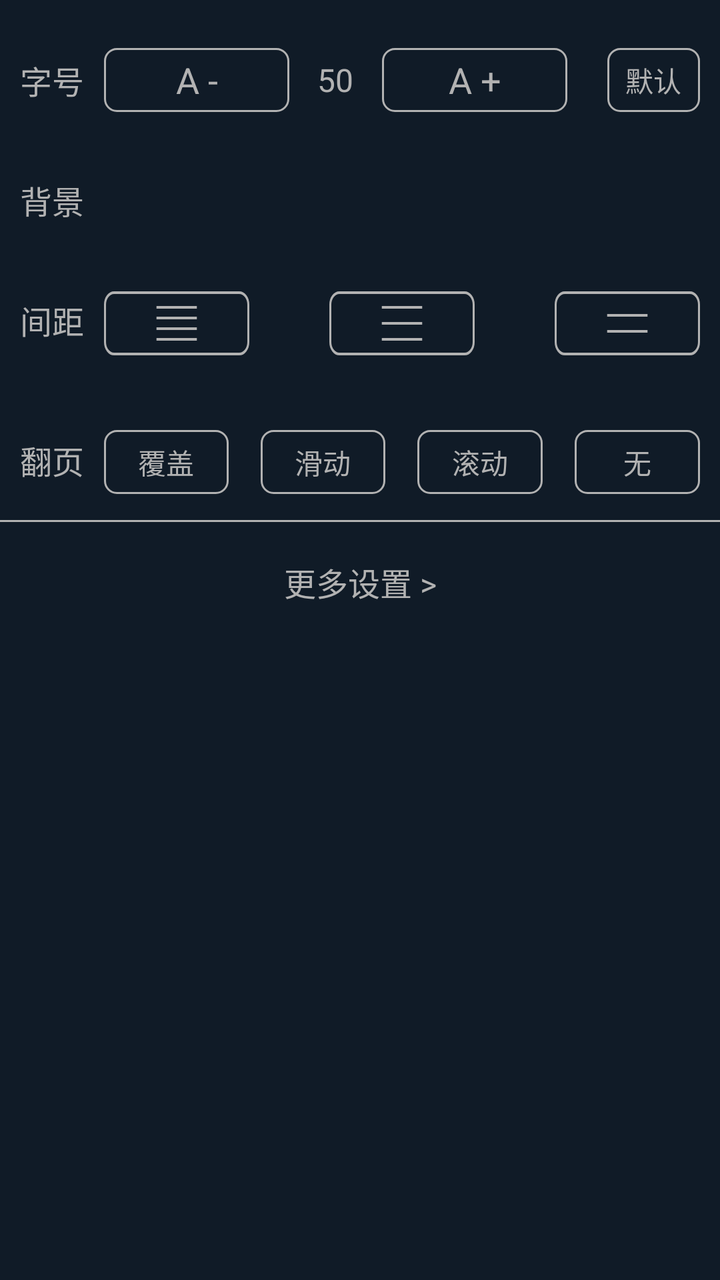
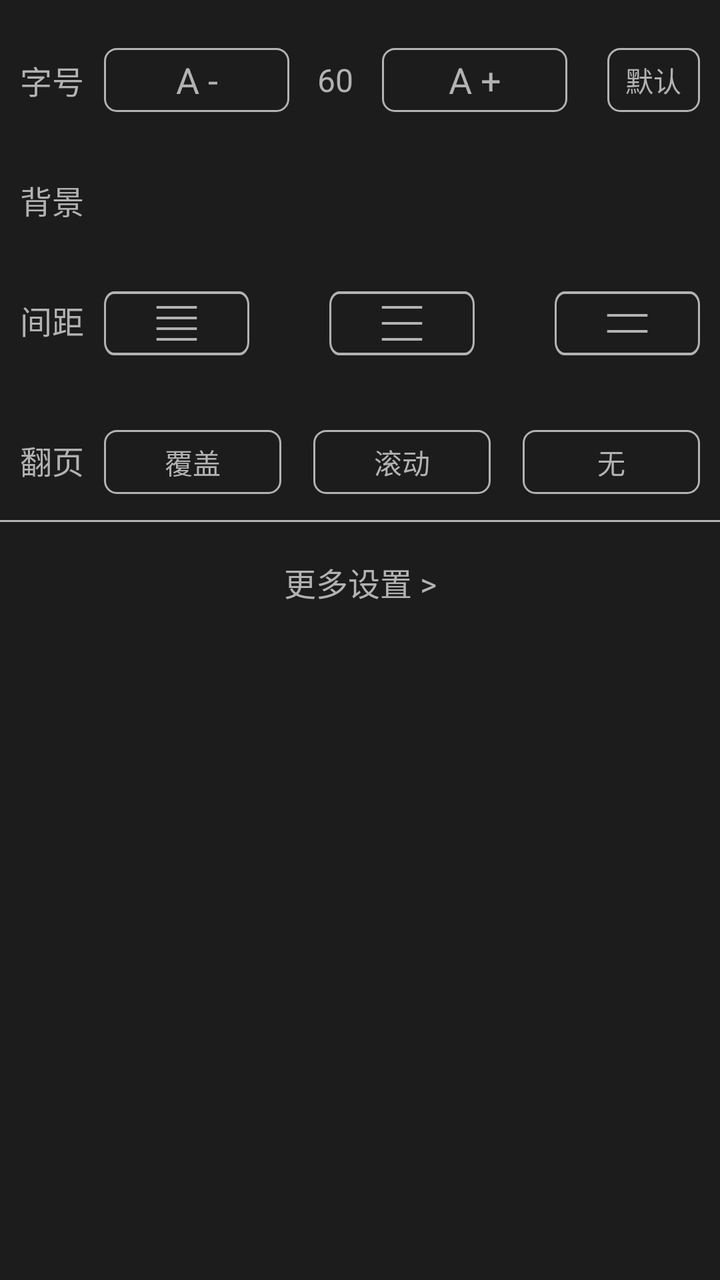

Before-and-after screenshots of an Android layout around one commit, followed by the original layout XML and the change that was made.
<!-- AndroidManifest.xml: application theme AppTheme -->
<!-- res/layout/dialog_read_setting.xml -->
<?xml version="1.0" encoding="utf-8"?>
<LinearLayout xmlns:android="http://schemas.android.com/apk/res/android"
    android:id="@+id/read_setting_ll_menu"
    android:layout_width="match_parent"
    android:layout_height="wrap_content"
    android:layout_alignParentBottom="true"
    android:background="#101B27"
    android:clickable="true"
    android:orientation="vertical">

    <LinearLayout
        android:layout_width="match_parent"
        android:layout_height="wrap_content"
        android:layout_marginTop="20dp"
        android:gravity="center_vertical"
        android:orientation="horizontal"
        android:paddingLeft="10dp"
        android:paddingRight="10dp"
        android:visibility="gone">

        <ImageView
            android:id="@+id/read_setting_iv_brightness_minus"
            android:layout_width="30dp"
            android:layout_height="30dp"
            android:scaleType="center"
            android:src="@drawable/ic_brightness_minus" />

        <SeekBar
            android:id="@+id/read_setting_sb_brightness"
            android:layout_width="0dp"
            android:layout_height="wrap_content"
            android:layout_weight="1"
            android:max="255"
            android:maxHeight="3dp"
            android:minHeight="3dp"
            android:progressDrawable="@drawable/seekbar_bg"
            android:thumb="@drawable/seekbar_thumb"
            android:thumbOffset="10dp" />

        <ImageView
            android:id="@+id/read_setting_iv_brightness_plus"
            android:layout_width="30dp"
            android:layout_height="30dp"
            android:layout_marginRight="20dp"
            android:scaleType="center"
            android:src="@drawable/ic_brightness_plus" />

        <CheckBox
            android:id="@+id/read_setting_cb_brightness_auto"
            android:layout_width="40dp"
            android:layout_height="35dp"
            android:background="@drawable/selector_btn_read_setting"
            android:button="@null"
            android:gravity="center"
            android:text="系统"
            android:textColor="@color/selector_btn_read_setting"
            android:textSize="12sp" />
    </LinearLayout>

    <LinearLayout
        android:layout_width="match_parent"
        android:layout_height="40dp"
        android:layout_marginTop="20dp"
        android:gravity="center_vertical"
        android:orientation="horizontal"
        android:paddingLeft="10dp"
        android:paddingRight="10dp">

        <TextView
            android:layout_width="wrap_content"
            android:layout_height="match_parent"
            android:layout_marginEnd="10dp"
            android:gravity="center"
            android:text="字号"
            android:textColor="@color/txt_gray_b2"
            android:textSize="16sp" />

        <TextView
            android:id="@+id/read_setting_tv_font_minus"
            android:layout_width="0dp"
            android:layout_height="@dimen/dp_32"
            android:layout_weight="2"
            android:background="@drawable/shape_btn_read_setting_normal"
            android:gravity="center"
            android:text="A -"
            android:textColor="@color/txt_gray_b2"
            android:textSize="18sp" />

        <TextView
            android:id="@+id/read_setting_tv_font"
            android:layout_width="0dp"
            android:layout_height="@dimen/dp_32"
            android:layout_weight="1"
            android:gravity="center"
            android:text="50"
            android:textColor="@color/txt_gray_b2"
            android:textSize="16sp" />

        <TextView
            android:id="@+id/read_setting_tv_font_plus"
            android:layout_width="0dp"
            android:layout_height="@dimen/dp_32"
            android:layout_marginRight="20dp"
            android:layout_weight="2"
            android:background="@drawable/shape_btn_read_setting_normal"
            android:gravity="center"
            android:text="A +"
            android:textColor="@color/txt_gray_b2"
            android:textSize="18sp" />

        <CheckBox
            android:id="@+id/read_setting_cb_font_default"
            android:layout_width="0dp"
            android:layout_height="@dimen/dp_32"
            android:layout_weight="1"
            android:background="@drawable/selector_btn_read_setting"
            android:button="@null"
            android:gravity="center"
            android:text="默认"
            android:textColor="@color/txt_gray_b2"
            android:textSize="14sp" />
    </LinearLayout>

    <LinearLayout
        android:layout_width="match_parent"
        android:layout_height="40dp"
        android:layout_marginTop="20dp"
        android:orientation="horizontal"
        android:paddingLeft="10dp"
        android:paddingRight="10dp">

        <TextView
            android:layout_width="wrap_content"
            android:layout_height="wrap_content"
            android:layout_gravity="center"
            android:layout_marginEnd="10dp"
            android:text="背景"
            android:textColor="@color/txt_gray_b2"
            android:textSize="16sp" />

        <androidx.recyclerview.widget.RecyclerView
            android:id="@+id/read_setting_rv_bg"
            android:layout_width="match_parent"
            android:layout_height="wrap_content"
            android:layout_gravity="center_vertical"
            android:overScrollMode="never"
            android:scrollbars="none" />
    </LinearLayout>

    <RadioGroup
        android:id="@+id/read_setting_page_spacing"
        android:layout_width="match_parent"
        android:layout_height="40dp"
        android:layout_marginTop="20dp"
        android:layout_marginBottom="10dp"
        android:orientation="horizontal"
        android:paddingLeft="10dp"
        android:paddingRight="10dp">

        <TextView
            android:layout_width="wrap_content"
            android:layout_height="match_parent"
            android:layout_marginEnd="10dp"
            android:gravity="center"
            android:text="间距"
            android:textColor="@color/txt_gray_b2"
            android:textSize="16sp" />

        <RadioButton
            android:id="@+id/read_setting_spacing_small"
            android:layout_width="0dp"
            android:layout_height="@dimen/dp_32"
            android:layout_marginEnd="20dp"
            android:layout_weight="1"
            android:background="@drawable/selector_btn_read_specing_small"
            android:button="@null"
            android:gravity="center"
            android:textColor="@color/txt_gray_b2"
            android:textSize="14dp" />

        <RadioButton
            android:id="@+id/read_setting_spacing_medium"
            android:layout_width="0dp"
            android:layout_height="@dimen/dp_32"
            android:layout_marginStart="20dp"
            android:layout_marginEnd="20dp"
            android:layout_weight="1"
            android:background="@drawable/selector_btn_read_specing_medium"
            android:button="@null"
            android:gravity="center"
            android:textColor="@color/txt_gray_b2"
            android:textSize="14dp"
            android:visibility="visible" />

        <RadioButton
            android:id="@+id/read_setting_spacing_big"
            android:layout_width="0dp"
            android:layout_height="@dimen/dp_32"
            android:layout_marginStart="20dp"
            android:layout_weight="1"
            android:background="@drawable/selector_btn_read_specing_big"
            android:button="@null"
            android:gravity="center"
            android:textColor="@color/txt_gray_b2"
            android:textSize="14dp" />

    </RadioGroup>

    <RadioGroup
        android:id="@+id/read_setting_rg_page_mode"
        android:layout_width="match_parent"
        android:layout_height="40dp"
        android:layout_marginTop="20dp"
        android:layout_marginBottom="10dp"
        android:orientation="horizontal"
        android:paddingLeft="10dp"
        android:paddingRight="10dp">

        <TextView
            android:layout_width="wrap_content"
            android:layout_height="match_parent"
            android:layout_marginEnd="10dp"
            android:gravity="center"
            android:text="翻页"
            android:textColor="@color/txt_gray_b2"
            android:textSize="16sp" />

        <RadioButton
            android:id="@+id/read_setting_rb_simulation"
            android:layout_width="0dp"
            android:layout_height="match_parent"
            android:layout_marginRight="16dp"
            android:layout_weight="1"
            android:background="@drawable/selector_btn_read_setting"
            android:button="@null"
            android:gravity="center"
            android:text="仿真"
            android:textColor="#CBCBCB"
            android:textSize="14dp"
            android:visibility="gone" />

        <RadioButton
            android:id="@+id/read_setting_rb_cover"
            android:layout_width="0dp"
            android:layout_height="@dimen/dp_32"
            android:layout_marginRight="16dp"
            android:layout_weight="1"
            android:background="@drawable/selector_btn_read_setting"
            android:button="@null"
            android:gravity="center"
            android:text="覆盖"
            android:textColor="@color/txt_gray_b2"
            android:textSize="14dp" />

        <RadioButton
            android:id="@+id/read_setting_rb_slide"
            android:layout_width="0dp"
            android:layout_height="@dimen/dp_32"
            android:layout_marginRight="16dp"
            android:layout_weight="1"
            android:background="@drawable/selector_btn_read_setting"
            android:button="@null"
            android:gravity="center"
            android:text="滑动"
            android:textColor="@color/txt_gray_b2"
            android:textSize="14dp"
            android:visibility="visible" />

        <RadioButton
            android:id="@+id/read_setting_rb_scroll"
            android:layout_width="0dp"
            android:layout_height="@dimen/dp_32"
            android:layout_marginRight="16dp"
            android:layout_weight="1"
            android:background="@drawable/selector_btn_read_setting"
            android:button="@null"
            android:gravity="center"
            android:text="滚动"
            android:textColor="@color/txt_gray_b2"
            android:textSize="14dp" />

        <RadioButton
            android:id="@+id/read_setting_rb_none"
            android:layout_width="0dp"
            android:layout_height="@dimen/dp_32"
            android:layout_weight="1"
            android:background="@drawable/selector_btn_read_setting"
            android:button="@null"
            android:gravity="center"
            android:text="无"
            android:textColor="@color/txt_gray_b2"
            android:textSize="14dp" />
    </RadioGroup>

    <View
        android:layout_width="match_parent"
        android:layout_height="1dp"
        android:background="@color/txt_gray_b2" />

    <TextView
        android:id="@+id/read_setting_tv_more"
        android:layout_width="match_parent"
        android:layout_height="40dp"
        android:layout_marginTop="10dp"
        android:layout_marginBottom="10dp"
        android:gravity="center"
        android:text="更多设置 >"
        android:textColor="@color/txt_gray_b2"
        android:textSize="16sp" />
</LinearLayout>
<!-- resources referenced by this layout -->
<resources>
  <color name="txt_gray_b2">#b2b2b2</color>
  <dimen name="dp_32">32dp</dimen>
  <!-- drawable seekbar_thumb (drawable) -->
  <?xml version="1.0" encoding="utf-8"?>
  <selector xmlns:android="http://schemas.android.com/apk/res/android">
  
      <item android:drawable="@drawable/ic_setting_seekbar_selected" android:state_pressed="true"/>
      <item android:drawable="@drawable/ic_setting_seekbar_selected" android:state_focused="true"/>
      <item android:drawable="@drawable/ic_setting_seekbar_normal"></item>
  
  </selector>
  <!-- drawable selector_btn_read_specing_big (drawable) -->
  <?xml version="1.0" encoding="utf-8"?>
  <selector xmlns:android="http://schemas.android.com/apk/res/android">
      <item android:drawable="@drawable/ic_setting_spacing_big_on" android:state_pressed="true" />
      <item android:drawable="@drawable/ic_setting_spacing_big_on" android:state_checked="true" />
      <item android:drawable="@drawable/ic_setting_spacing_big_off" />
  </selector>
  <!-- drawable selector_btn_read_specing_small (drawable) -->
  <?xml version="1.0" encoding="utf-8"?>
  <selector xmlns:android="http://schemas.android.com/apk/res/android">
      <item android:drawable="@drawable/ic_setting_spacing_small_on" android:state_pressed="true" />
      <item android:drawable="@drawable/ic_setting_spacing_small_on" android:state_checked="true" />
      <item android:drawable="@drawable/ic_setting_spacing_small_off" />
  </selector>
  <!-- drawable shape_btn_read_setting_normal (drawable) -->
  <?xml version="1.0" encoding="utf-8"?>
  <shape xmlns:android="http://schemas.android.com/apk/res/android"
      android:shape="rectangle">
      <corners android:radius="@dimen/dp_6" />
      <solid android:color="@color/transparent" />
      <stroke
          android:width="1dp"
          android:color="@color/txt_gray_b2" />
  </shape>
  <style name="AppTheme" parent="Theme.AppCompat.Light.NoActionBar">
          
          <item name="colorPrimary">@color/colorPrimary</item>
          <item name="colorPrimaryDark">@color/colorPrimaryDark</item>
          <item name="colorAccent">@color/colorAccent</item>
  
          <item name="android:colorControlActivated">#FD842A</item>
          <item name="android:colorControlNormal">#A4A4A4</item>
      </style>
  <color name="orange">#DE6014</color>
  <!-- drawable ic_setting_seekbar_selected (drawable) -->
  <vector xmlns:android="http://schemas.android.com/apk/res/android"
      android:width="16dp"
      android:height="16dp"
      android:viewportWidth="16"
      android:viewportHeight="16">
      <path
          android:fillColor="#fc6d6d"
          android:pathData="M8,8m-8,0a8,8 0,1 1,16 0a8,8 0,1 1,-16 0" />
  </vector>
  <!-- drawable ic_setting_seekbar_normal (drawable) -->
  <vector xmlns:android="http://schemas.android.com/apk/res/android"
      android:width="16dp"
      android:height="16dp"
      android:viewportWidth="16"
      android:viewportHeight="16">
      <path
          android:fillColor="#fc6d6d"
          android:pathData="M8,8m-8,0a8,8 0,1 1,16 0a8,8 0,1 1,-16 0" />
  </vector>
  <!-- drawable shape_btn_read_setting_checked (drawable) -->
  <?xml version="1.0" encoding="utf-8"?>
  <shape xmlns:android="http://schemas.android.com/apk/res/android"
      android:shape="rectangle">
      <corners android:radius="@dimen/dp_6" />
      <solid android:color="@color/transparent" />
      <stroke
          android:width="1dp"
          android:color="@color/light_red" />
  </shape>
  <dimen name="dp_6">6dp</dimen>
  <color name="transparent">#00000000</color>
  <color name="colorPrimary">#FDF9DD</color>
  <color name="colorPrimaryDark">#FFEE81</color>
  <color name="colorAccent">#FD842A</color>
  <color name="light_red">#FC6D6D</color>
  <!-- unchanged entries left out for length: 11 -->
</resources>

<!-- the commit's change to res/layout/dialog_read_setting.xml (unified diff, before → after) -->
@@ -4,7 +4,7 @@
     android:layout_width="match_parent"
     android:layout_height="wrap_content"
     android:layout_alignParentBottom="true"
-    android:background="#101B27"
+    android:background="@color/hl_read_bg_dialog"
     android:clickable="true"
     android:orientation="vertical">
 
@@ -92,7 +92,7 @@
             android:layout_height="@dimen/dp_32"
             android:layout_weight="1"
             android:gravity="center"
-            android:text="50"
+            android:text="60"
             android:textColor="@color/txt_gray_b2"
             android:textSize="16sp" />
 
@@ -264,7 +264,7 @@
             android:text="滑动"
             android:textColor="@color/txt_gray_b2"
             android:textSize="14dp"
-            android:visibility="visible" />
+            android:visibility="gone" />
 
         <RadioButton
             android:id="@+id/read_setting_rb_scroll"
<!-- resource entries referenced after the edit -->
@@ -1,5 +1,6 @@
 <!-- resources referenced by this layout -->
 <resources>
+  <color name="hl_read_bg_dialog">#1C1C1C</color>
   <color name="txt_gray_b2">#b2b2b2</color>
   <dimen name="dp_32">32dp</dimen>
   <!-- drawable seekbar_thumb (drawable) -->
